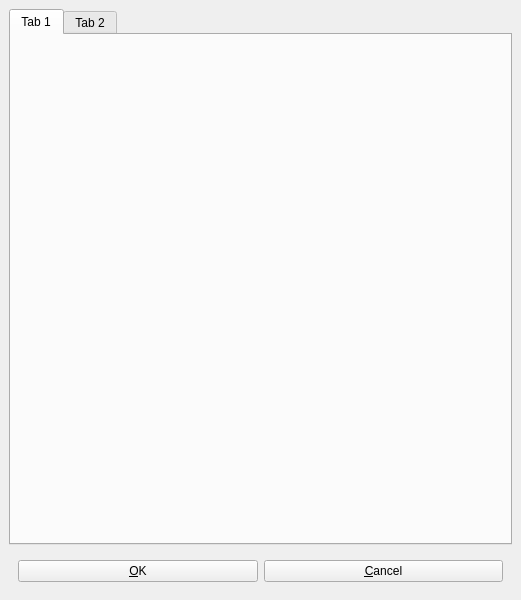
WeCase/WeCase, file ui/SettingWindow.ui: the form before one commit.
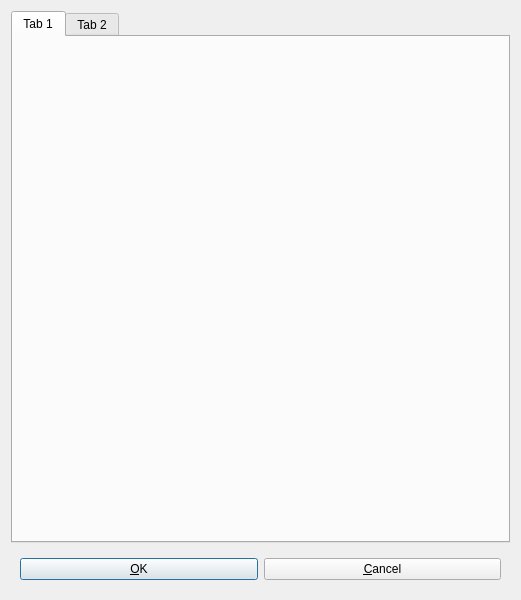
The form after the commit.

Commit message: 将 SettingWindow 转换为 QDialog（以后也不要滥用 QMainWindow 了）

```diff
--- a/ui/SettingWindow.ui
+++ b/ui/SettingWindow.ui
@@ -1,7 +1,7 @@
 <?xml version="1.0" encoding="UTF-8"?>
 <ui version="4.0">
  <class>SettingWindow</class>
- <widget class="QMainWindow" name="SettingWindow">
+ <widget class="QDialog" name="SettingWindow">
   <property name="geometry">
    <rect>
     <x>0</x>
@@ -13,7 +13,8 @@
   <property name="windowTitle">
    <string>Settings</string>
   </property>
-  <widget class="QWidget" name="centralwidget">
+  <layout class="QGridLayout" name="gridLayout_2">
+   <item row="0" column="0">
    <layout class="QVBoxLayout" name="verticalLayout">
     <item>
      <widget class="QTabWidget" name="tabWidget">
@@ -56,7 +57,8 @@
      </widget>
     </item>
    </layout>
-  </widget>
+   </item>
+  </layout>
  </widget>
  <resources/>
  <connections/>
```
Lines whose indentation alone changed are shown as unchanged. The commit also changes 2 other files.
